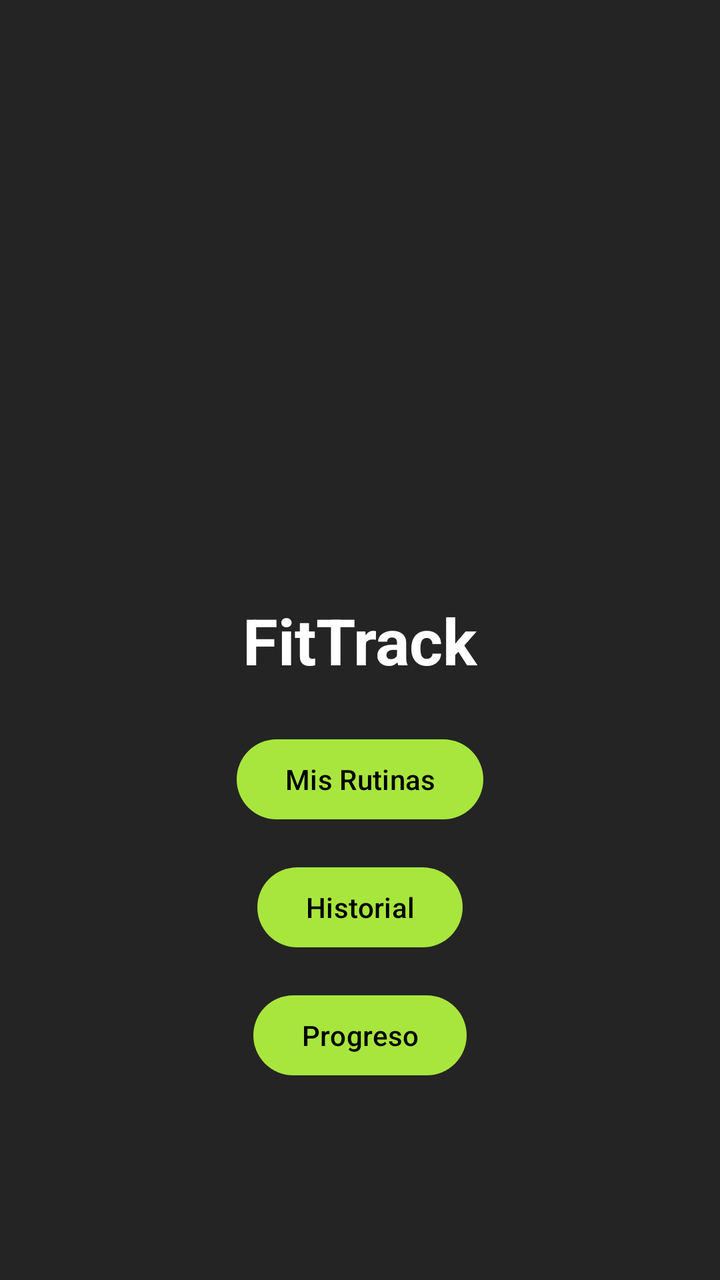
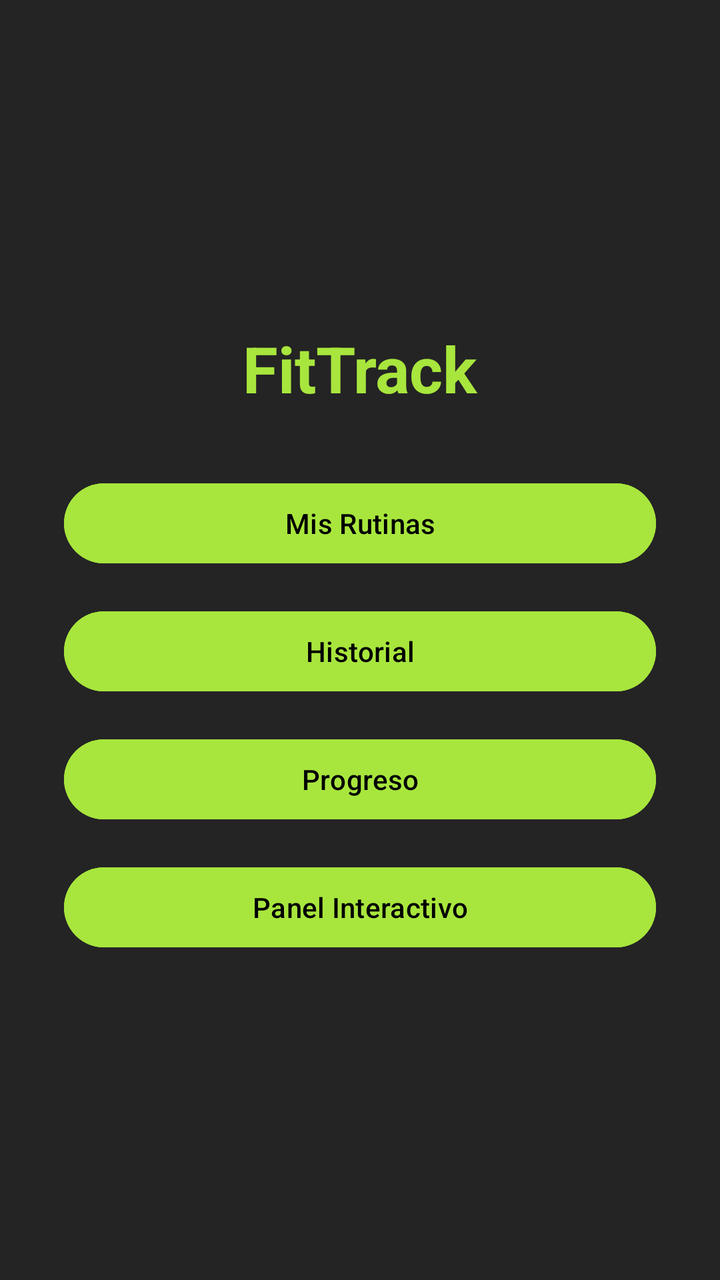

Screens rendered from an Android XML layout before and after an edit, with the pre-edit source and the edit as a unified diff.
<!-- AndroidManifest.xml: application theme Theme.FitTrack -->
<!-- res/layout/activity_main.xml -->
<?xml version="1.0" encoding="utf-8"?>
<androidx.constraintlayout.widget.ConstraintLayout
    xmlns:android="http://schemas.android.com/apk/res/android"
    xmlns:app="http://schemas.android.com/apk/res-auto"
    xmlns:tools="http://schemas.android.com/tools"
    android:id="@+id/main"
    android:layout_width="match_parent"
    android:layout_height="match_parent"
    tools:context=".MainActivity">

    <TextView
        android:id="@+id/txtTitulo"
        android:layout_width="wrap_content"
        android:layout_height="wrap_content"
        android:text="FitTrack"
        android:textColor="@color/fittrack_text_primary"
        android:textSize="32sp"
        android:textStyle="bold"
        app:layout_constraintBottom_toBottomOf="parent"
        app:layout_constraintEnd_toEndOf="parent"
        app:layout_constraintStart_toStartOf="parent"
        app:layout_constraintTop_toTopOf="parent" />

    <Button
        android:id="@+id/btnMisRutinas"
        android:layout_width="wrap_content"
        android:layout_height="wrap_content"
        android:layout_marginTop="24dp"
        android:text="Mis Rutinas"
        app:layout_constraintEnd_toEndOf="parent"
        app:layout_constraintStart_toStartOf="parent"
        app:layout_constraintTop_toBottomOf="@id/txtTitulo" />

    <Button
        android:id="@+id/btnHistorial"
        android:layout_width="wrap_content"
        android:layout_height="wrap_content"
        android:layout_marginTop="16dp"
        android:text="Historial"
        app:layout_constraintEnd_toEndOf="parent"
        app:layout_constraintStart_toStartOf="parent"
        app:layout_constraintTop_toBottomOf="@id/btnMisRutinas" />

    <Button
        android:id="@+id/btnProgreso"
        android:layout_width="wrap_content"
        android:layout_height="wrap_content"
        android:layout_marginTop="16dp"
        android:text="Progreso"
        app:layout_constraintEnd_toEndOf="parent"
        app:layout_constraintStart_toStartOf="parent"
        app:layout_constraintTop_toBottomOf="@id/btnHistorial" />

</androidx.constraintlayout.widget.ConstraintLayout>
<!-- resources referenced by this layout -->
<resources>
  <color name="fittrack_text_primary">#FFFFFF</color>
  <style name="Theme.FitTrack" parent="Base.Theme.FitTrack" />
  <style name="Base.Theme.FitTrack" parent="Theme.Material3.DayNight.NoActionBar">
  
          
          <item name="colorPrimary">@color/fittrack_green</item>
          <item name="colorOnPrimary">@color/black</item>
  
          <item name="colorSecondary">@color/fittrack_green</item>
          <item name="colorOnSecondary">@color/black</item>
  
          
          <item name="android:colorBackground">@color/fittrack_background</item>
          <item name="colorSurface">@color/fittrack_background</item>
  
          
          <item name="colorOnSurface">@color/white</item>
          <item name="colorOnBackground">@color/white</item>
  
          <item name="android:textColor">@color/white</item>
          <item name="android:textColorPrimary">@color/white</item>
          <item name="android:textColorSecondary">@color/white</item>
          <item name="android:textColorHint">@color/white</item>
  
          
          <item name="colorOnSurfaceVariant">@color/white</item>
  
          
          <item name="android:statusBarColor">@color/fittrack_background</item>
          <item name="android:navigationBarColor">@color/fittrack_background</item>
  
          <item name="android:windowLightStatusBar">false</item>
          <item name="android:windowLightNavigationBar">false</item>
  
      </style>
  <color name="fittrack_green">#A8E63D</color>
  <color name="black">#FF000000</color>
  <color name="fittrack_background">#242424</color>
  <color name="white">#FFFFFFFF</color>
</resources>

<!-- the commit's change to res/layout/activity_main.xml (unified diff, before → after) -->
@@ -6,49 +6,70 @@
     android:id="@+id/main"
     android:layout_width="match_parent"
     android:layout_height="match_parent"
+    android:background="@color/fittrack_background"
     tools:context=".MainActivity">
 
-    <TextView
-        android:id="@+id/txtTitulo"
-        android:layout_width="wrap_content"
+    <LinearLayout
+        android:id="@+id/contenedorMenuPrincipal"
+        android:layout_width="0dp"
         android:layout_height="wrap_content"
-        android:text="FitTrack"
-        android:textColor="@color/fittrack_text_primary"
-        android:textSize="32sp"
-        android:textStyle="bold"
+        android:layout_marginHorizontal="32dp"
+        android:gravity="center"
+        android:orientation="vertical"
         app:layout_constraintBottom_toBottomOf="parent"
         app:layout_constraintEnd_toEndOf="parent"
         app:layout_constraintStart_toStartOf="parent"
-        app:layout_constraintTop_toTopOf="parent" />
+        app:layout_constraintTop_toTopOf="parent">
 
-    <Button
-        android:id="@+id/btnMisRutinas"
-        android:layout_width="wrap_content"
-        android:layout_height="wrap_content"
-        android:layout_marginTop="24dp"
-        android:text="Mis Rutinas"
-        app:layout_constraintEnd_toEndOf="parent"
-        app:layout_constraintStart_toStartOf="parent"
-        app:layout_constraintTop_toBottomOf="@id/txtTitulo" />
+        <TextView
+            android:id="@+id/txtTitulo"
+            android:layout_width="wrap_content"
+            android:layout_height="wrap_content"
+            android:layout_marginBottom="32dp"
+            android:text="FitTrack"
+            android:textColor="@color/fittrack_green"
+            android:textSize="32sp"
+            android:textStyle="bold" />
 
-    <Button
-        android:id="@+id/btnHistorial"
-        android:layout_width="wrap_content"
-        android:layout_height="wrap_content"
-        android:layout_marginTop="16dp"
-        android:text="Historial"
-        app:layout_constraintEnd_toEndOf="parent"
-        app:layout_constraintStart_toStartOf="parent"
-        app:layout_constraintTop_toBottomOf="@id/btnMisRutinas" />
+        <Button
+            android:id="@+id/btnMisRutinas"
+            android:layout_width="match_parent"
+            android:layout_height="wrap_content"
+            android:backgroundTint="@color/fittrack_green"
+            android:text="Mis Rutinas"
+            android:textAllCaps="false"
+            android:textColor="@color/black" />
 
-    <Button
-        android:id="@+id/btnProgreso"
-        android:layout_width="wrap_content"
-        android:layout_height="wrap_content"
-        android:layout_marginTop="16dp"
-        android:text="Progreso"
-        app:layout_constraintEnd_toEndOf="parent"
-        app:layout_constraintStart_toStartOf="parent"
-        app:layout_constraintTop_toBottomOf="@id/btnHistorial" />
+        <Button
+            android:id="@+id/btnHistorial"
+            android:layout_width="match_parent"
+            android:layout_height="wrap_content"
+            android:layout_marginTop="16dp"
+            android:backgroundTint="@color/fittrack_green"
+            android:text="Historial"
+            android:textAllCaps="false"
+            android:textColor="@color/black" />
+
+        <Button
+            android:id="@+id/btnProgreso"
+            android:layout_width="match_parent"
+            android:layout_height="wrap_content"
+            android:layout_marginTop="16dp"
+            android:backgroundTint="@color/fittrack_green"
+            android:text="Progreso"
+            android:textAllCaps="false"
+            android:textColor="@color/black" />
+
+        <Button
+            android:id="@+id/btnPanelInteractivo"
+            android:layout_width="match_parent"
+            android:layout_height="wrap_content"
+            android:layout_marginTop="16dp"
+            android:backgroundTint="@color/fittrack_green"
+            android:text="Panel Interactivo"
+            android:textAllCaps="false"
+            android:textColor="@color/black" />
+
+    </LinearLayout>
 
 </androidx.constraintlayout.widget.ConstraintLayout>
<!-- resource entries referenced after the edit -->
@@ -1,6 +1,5 @@
 <!-- resources referenced by this layout -->
 <resources>
-  <color name="fittrack_text_primary">#FFFFFF</color>
   <style name="Theme.FitTrack" parent="Base.Theme.FitTrack" />
   <style name="Base.Theme.FitTrack" parent="Theme.Material3.DayNight.NoActionBar">
   
